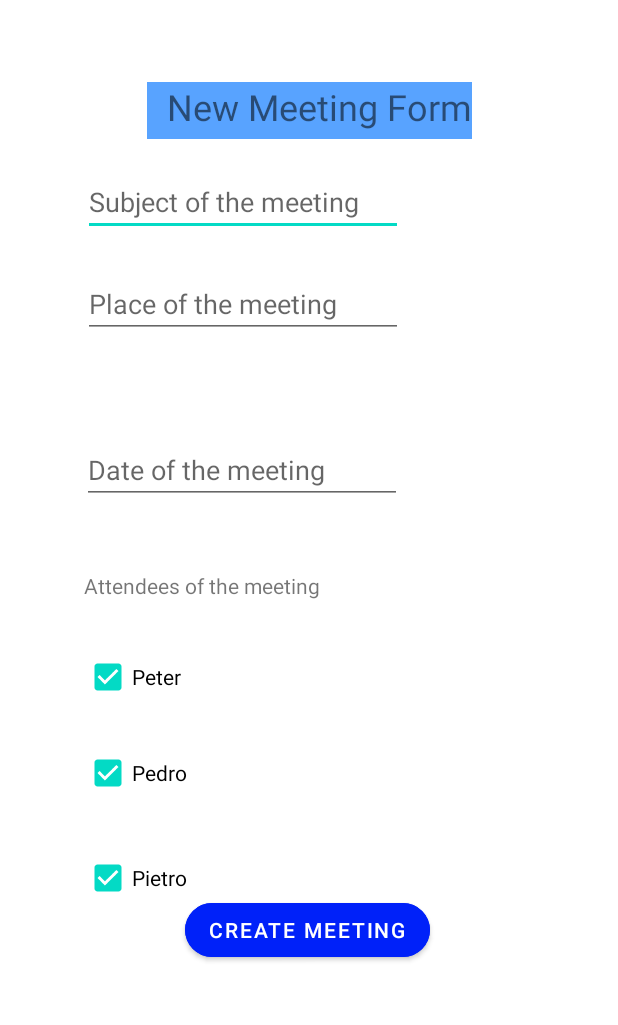
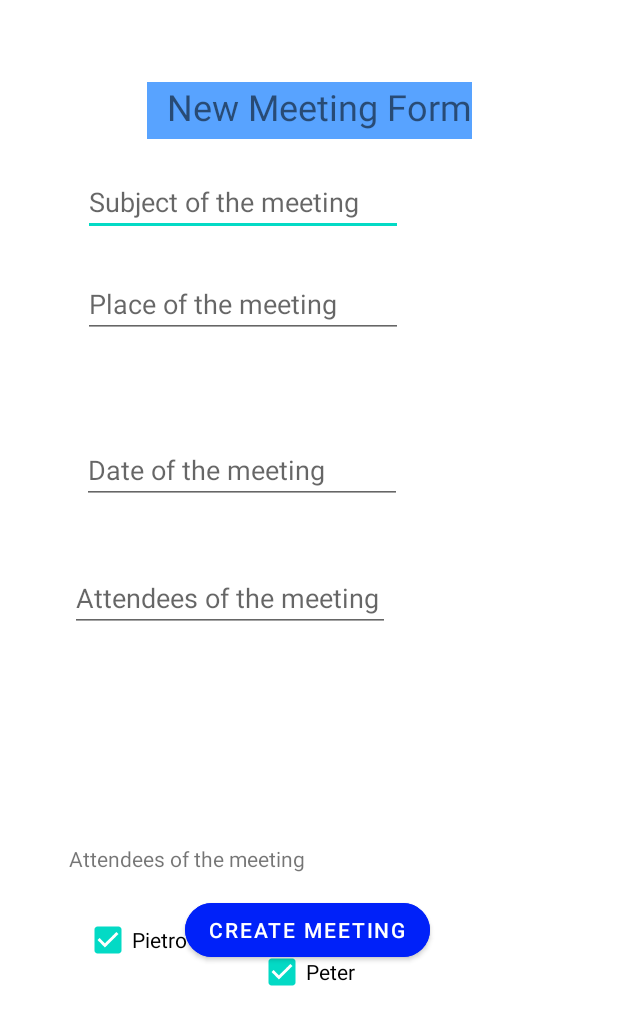
Before and after one commit to vigneaud-khalid/Ma_reu, an Android app: the screen it shows after launch (AddMeetingActivity), after a tap on an icon or button, on a phone screen of 412 x 824 dp. Shown: the top 1025 px of the screen. Run offline under Robolectric (Android 15) with nearby library versions, the phone set to English and light mode, and no system bars; our stand-ins replace ButterKnife, EventBus.

```diff
--- a/app/src/main/java/com/khalid/mareu/service/FakeMeetingGenerator.java
+++ b/app/src/main/java/com/khalid/mareu/service/FakeMeetingGenerator.java
@@ -21,11 +21,11 @@ public abstract class FakeMeetingGenerator {
 
     public static List<Meeting> MEETINGS = Arrays.asList(
 
-            new Meeting(1, 1,"Réunion A", "Peach", "15H30", Arrays.asList("herve@lamzone.com", "rachid@uvt.com") ),
-            new Meeting(2, 2,"Réunion B", "Room 2", "13H00", Arrays.asList("ed@sst.com", "paul@lamzone.com", "ali@lamzone.com")),
+            new Meeting(1, 1,"Réunion appEDF", "Peach", "15H30", Arrays.asList("herve@lamzone.com", "rachid@uvt.com") ),
+            new Meeting(2, 2,"Devel2022", "Room 2", "13H00", Arrays.asList("ed@sst.com", "paul@lamzone.com", "ali@lamzone.com")),
             // new Meeting(3, 3, "Réunion B2", "Pitt", null, null ),
-            new Meeting(3,3,"Réunion C","Room 3", "08H30", Arrays.asList("ana@lamzone.com", "ed@sst.com","alex@lamzone.com","khalid@gmail.com","ali@lamzone.com")),
-            new Meeting(4, 4,"Réunion D","Kiwi", "11H00", Arrays.asList("igor@lamzone.com", "ali@lamzone.com")),
+            new Meeting(3,3,"NASA app","Room 3", "08H30", Arrays.asList("ana@lamzone.com", "ed@sst.com","alex@lamzone.com","khalid@gmail.com","ali@lamzone.com")),
+            new Meeting(4, 4,"Meeting 33","Kiwi", "11H00", Arrays.asList("igor@lamzone.com", "ali@lamzone.com")),
             new Meeting(5, 5,"Réunion E", "Peach", "17H30", Arrays.asList("paul@lamzone.com", "dav@lamzone.com", "rachid@uvt.com")),
             new Meeting(6, 6,"Project Star", "Room 2", "10H30", Arrays.asList("lyn@lamzone.com", "ed@sst.com","alex@lamzone.com", "dav@lamzone.com", "rachid@uvt.com"))
             // new Meeting(6,"Réunion F","Room 5", date, Arrays.asList("Hello", "aaaa", "fow", "ghi", "lop"))
--- a/app/src/main/java/com/khalid/mareu/service/MeetingApiService.java
+++ b/app/src/main/java/com/khalid/mareu/service/MeetingApiService.java
@@ -40,5 +40,5 @@ public interface MeetingApiService {
      * @param meeting
      * @return Meeting
      */
-    public Meeting createMeeting(Meeting meeting);
+    public Meeting createMeeting(Meeting meeting, String filterOption);
 }
--- a/app/src/main/java/com/khalid/mareu/ui/AddMeetingActivity.java
+++ b/app/src/main/java/com/khalid/mareu/ui/AddMeetingActivity.java
@@ -11,6 +11,8 @@ import android.text.TextWatcher;
 import android.util.Log;
 import android.view.MenuItem;
 import android.view.View;
+import android.widget.ArrayAdapter;
+import android.widget.AutoCompleteTextView;
 import android.widget.EditText;
 import android.widget.ImageView;
 
@@ -27,11 +29,14 @@ import java.util.concurrent.ThreadLocalRandom;
 
 public class AddMeetingActivity extends AppCompatActivity {
 
-
+    String filterOption;
     @Override
     protected void onCreate(Bundle savedInstanceState) {
         super.onCreate(savedInstanceState);
         setContentView(R.layout.activity_add_meeting);
+        filterOption = getIntent().getExtras().getString("filterOption","noFilter");
+        Log.d("rrrr", "AddMeetingActivity _ onCreate _ filterOption =  "+filterOption);
+
     }
 
     public void CheckBoxButtonHandler(View view) {
@@ -48,11 +53,18 @@ public class AddMeetingActivity extends AppCompatActivity {
         subjectEditText.getText().toString();
         EditText placeEditText = (EditText) findViewById(R.id.place);
         String place = placeEditText.getText().toString();
+
+        AutoCompleteTextView textView = (AutoCompleteTextView) findViewById(R.id.autocomplete_attendees);
+        String[] attendees = getResources().getStringArray(R.array.attendees_array);
+        ArrayAdapter<String> adapter =
+                new ArrayAdapter<String>(this, android.R.layout.simple_list_item_1, attendees);
+        textView.setAdapter(adapter);
+
         // create a new meeting and add it to the list
         place = "Peach";
         Meeting meeting = new Meeting(12, randomNumber(), subject, place, "13H30", Arrays.asList("AAAA@lamzone.com", "it@ufo.com"));
         Log.d("rrrr", "AddMeetingActivity _ submitButtonHandler _ place =  "+place);
-
+        Log.d("rrrr", "AddMeetingActivity _ submitButtonHandler _ filterOption =  "+filterOption);
         DI.getMeetingRepository().createMeeting(meeting);
         //finish();
         ListMeetingActivity.navigate(this);
@@ -64,9 +76,11 @@ public class AddMeetingActivity extends AppCompatActivity {
     /**
      * Used to navigate to this activity
      * @param activity
+     * @param filterOption2
      */
-    public static void navigate(FragmentActivity activity) {
+    public static void navigate(FragmentActivity activity, String filterOption2) {
         Intent intent = new Intent(activity, AddMeetingActivity.class);
+        intent.putExtra("filterOption", filterOption2);
         ActivityCompat.startActivity(activity, intent, null);
     }
 }
--- a/app/src/main/java/com/khalid/mareu/ui/ListMeetingActivity.java
+++ b/app/src/main/java/com/khalid/mareu/ui/ListMeetingActivity.java
@@ -23,13 +23,15 @@ public class ListMeetingActivity extends AppCompatActivity {
 
     private ActivityListMeetingBinding binding;
     private MeetingRepository mRep;
+    private MeetingFragment mMeetingFragment = new MeetingFragment();
+    public String filter = "noFilter";
+    public String filterOption;
 
     @Override
     protected void onCreate(Bundle savedInstanceState) {
         super.onCreate(savedInstanceState);
 
         mRep = DI.getMeetingRepository();
-
         setContentView(R.layout.activity_list_meeting);
         binding = ActivityListMeetingBinding.inflate(getLayoutInflater());
         View view = binding.getRoot();
@@ -39,20 +41,24 @@ public class ListMeetingActivity extends AppCompatActivity {
 
         if (savedInstanceState == null) {
             getSupportFragmentManager().beginTransaction()
-                    .setReorderingAllowed(true)
-                    .add(R.id.fragment_container_view, MeetingFragment.class, null)
+                    .replace(R.id.fragment_container_view, mMeetingFragment)
                     .commit();
         }
         binding.addMeeting.setOnClickListener(new View.OnClickListener() {
             @Override
+
             public void onClick(View view) {
-                addMeeting();
+                filter = getFilter();
+                Log.d("rrrr", "ListMeetingActivity _ onCreate() _ onClick() _ filterOption  =  "+filter);
+
+                addMeeting(filter);
             }
         });
     }
 
-    void addMeeting() {
-        AddMeetingActivity.navigate(this);
+    //void addMeeting(String filterOption) { AddMeetingActivity.navigate(this);    }
+    void addMeeting(String filterOption) {
+        AddMeetingActivity.navigate(this, filterOption);
     }
 
     @OnClick(R.id.filter)
@@ -72,25 +78,38 @@ public class ListMeetingActivity extends AppCompatActivity {
         // if (item.getItemId()==R.id.filter_on_date) {      }
         switch (item.getItemId()) {
             case R.id.no_filter:
+                filterOption = "noFilter";
+                Log.d("rrrr", "ListMeetingActivity _ onOptionsItemSelected _ filterOption =  "+filterOption);
+
                 noFilter();
                 return true;
             case R.id.filter_on_date:
                 // filterOnDate();
                 return true;
             case R.id.filter_on_place_Peach:
-                // todo;
+                filterOption = "Peach";
+                setFilter(filterOption);
+                Log.d("rrrr", "ListMeetingActivity _ onOptionsItemSelected _ filterOption(Peach)  =  "+filterOption);
+
                 filterOnPlace("Peach");
                 return true;
             case R.id.filter_on_place_Room2:
+
                 filterOnPlace("Room 2");
                 return true;
             case R.id.filter_on_place_Room3:
+
                 filterOnPlace("Room 3");
                 return true;
             case R.id.filter_on_place_Kiwi:
+                filterOption = "Kiwi";
+                setFilter(filterOption);
+                Log.d("rrrr", "ListMeetingActivity _ onOptionsItemSelected _ filterOption(Kiwi)  =  "+filterOption);
+
                 filterOnPlace("Kiwi");
                 return true;
             case R.id.filter_on_place_Berry:
+
                 filterOnPlace("Berry");
                 return true;
             case R.id.filter_on_place_Cherry:
@@ -113,6 +132,16 @@ public class ListMeetingActivity extends AppCompatActivity {
         }
     }
 
+    //public String getFilter(){ Log.d("rrrr", "ListMeetingActivity _ getFilterOption()  =  "+filterOption);return filterOption ;}
+
+    public String getFilter() {
+        return filter;
+    }
+
+    public void setFilter(String filterOption) {
+        this.filter = filterOption;
+    }
+
     public void filterOnDate(){
         // todo
     }
@@ -124,9 +153,11 @@ public class ListMeetingActivity extends AppCompatActivity {
     }
 
     public void filterOnPlace(String room){
+        Log.d("rrrr", "ListMeetingActivity _ filterOnPlace _ filterOption(Peach)  =  "+filterOption);
+
         mRep.meetingsPlaceFilter(room);
-
-        ListMeetingActivity.navigate(this);
+        mMeetingFragment.initList();
+        //ListMeetingActivity.navigate(this);
 
     }
 
--- a/app/src/main/java/com/khalid/mareu/ui/MeetingFragment.java
+++ b/app/src/main/java/com/khalid/mareu/ui/MeetingFragment.java
@@ -8,6 +8,7 @@ import androidx.recyclerview.widget.DividerItemDecoration;
 import androidx.recyclerview.widget.LinearLayoutManager;
 import androidx.recyclerview.widget.RecyclerView;
 
+import android.util.Log;
 import android.view.LayoutInflater;
 import android.view.View;
 import android.view.ViewGroup;
@@ -61,7 +62,7 @@ public class MeetingFragment extends Fragment {
     /**
      * Init the List of meetings
      */
-    private void initList() {
+    public void initList() {
 
         mMeetings = mRep.getMeetings();
         mRecyclerView.setAdapter(new MyMeetingRecyclerViewAdapter(mMeetings));
@@ -70,6 +71,7 @@ public class MeetingFragment extends Fragment {
     @Override
     public void onResume() {
         super.onResume();
+        Log.d("rrrrr", "MeetingFragment _ onResume  ");
         initList();
     }
 
--- a/app/src/main/res/layout/activity_add_meeting.xml
+++ b/app/src/main/res/layout/activity_add_meeting.xml
@@ -62,6 +62,21 @@
         app:layout_constraintVertical_bias="0.373" />
 
 
+    <AutoCompleteTextView
+        android:id="@+id/autocomplete_attendees"
+        android:layout_width="wrap_content"
+        android:layout_height="wrap_content"
+        android:layout_marginEnd="152dp"
+        android:completionThreshold="1"
+        android:completionHintView="@array/attendees_array"
+        android:ems="10"
+        android:hint="@string/list_attendees"
+        android:inputType="textAutoComplete"
+        app:layout_constraintBottom_toBottomOf="parent"
+        app:layout_constraintEnd_toEndOf="parent"
+        app:layout_constraintTop_toTopOf="parent"
+        app:layout_constraintVertical_bias="0.483" />
+
     <TextView
         android:id="@+id/list_attendees"
         android:layout_width="wrap_content"
@@ -72,34 +87,22 @@
         android:text="@string/list_attendees"
         app:layout_constraintBottom_toBottomOf="parent"
         app:layout_constraintEnd_toEndOf="parent"
-        app:layout_constraintHorizontal_bias="0.169"
+        app:layout_constraintHorizontal_bias="0.122"
         app:layout_constraintStart_toStartOf="parent"
         app:layout_constraintTop_toTopOf="parent"
-        app:layout_constraintVertical_bias="0.457" />
+        app:layout_constraintVertical_bias="0.69" />
 
     <CheckBox
         android:id="@+id/chk1"
         android:layout_width="wrap_content"
         android:layout_height="wrap_content"
-        android:layout_marginStart="56dp"
+        android:layout_marginStart="172dp"
+        android:layout_marginBottom="152dp"
         android:checked="true"
-        android:text="Peter" android:onClick="CheckBoxButtonHandler"
+        android:onClick="CheckBoxButtonHandler"
+        android:text="Peter"
         app:layout_constraintBottom_toBottomOf="parent"
-        app:layout_constraintStart_toStartOf="parent"
-        app:layout_constraintTop_toTopOf="parent"
-        app:layout_constraintVertical_bias="0.551" />
-
-    <CheckBox
-        android:id="@+id/chk2"
-        android:layout_width="wrap_content"
-        android:layout_height="wrap_content"
-        android:layout_marginStart="56dp"
-        android:checked="true"
-        android:text="Pedro" android:onClick="CheckBoxButtonHandler"
-        app:layout_constraintBottom_toBottomOf="parent"
-        app:layout_constraintStart_toStartOf="parent"
-        app:layout_constraintTop_toTopOf="parent"
-        app:layout_constraintVertical_bias="0.633" />
+        app:layout_constraintStart_toStartOf="parent" />
 
     <CheckBox
         android:id="@+id/chk3"
@@ -107,13 +110,12 @@
         android:layout_height="wrap_content"
         android:layout_marginStart="56dp"
         android:checked="true"
+        android:onClick="CheckBoxButtonHandler"
         android:text="Pietro"
-        android:onClick="CheckBoxButtonHandler"
         app:layout_constraintBottom_toBottomOf="parent"
         app:layout_constraintStart_toStartOf="parent"
         app:layout_constraintTop_toTopOf="parent"
-        app:layout_constraintVertical_bias="0.723" />
-
+        app:layout_constraintVertical_bias="0.777" />
 
     <Button
         android:id="@+id/confirm_add_button"
--- a/app/src/main/res/values/strings.xml
+++ b/app/src/main/res/values/strings.xml
@@ -6,4 +6,14 @@
     <string name="date">Date of the meeting</string>
     <string name="subject2">Subject2 of the meeting</string>
     <string name="list_attendees">Attendees of the meeting</string>
+    <string-array name="attendees_array">
+        <item>ali@lamzone.com</item>
+        <item>alex@lamzone.com</item>
+        <item>ana@lamzone.com</item>
+        <item>dav@lamzone.com</item>
+        <item>ed@sst.com"</item>
+        <item>igor@lamzone.com</item>
+        <item>lyn@lamzone.com</item>
+        <item>rachid@uvt.com</item>
+    </string-array>
 </resources>
```
Also changed, not shown: app/src/main/java/com/khalid/mareu/repository/MeetingRepository.java (+5 -3 lines), app/src/main/java/com/khalid/mareu/service/FakeMeetingApiService.java (+13 -11 lines).
